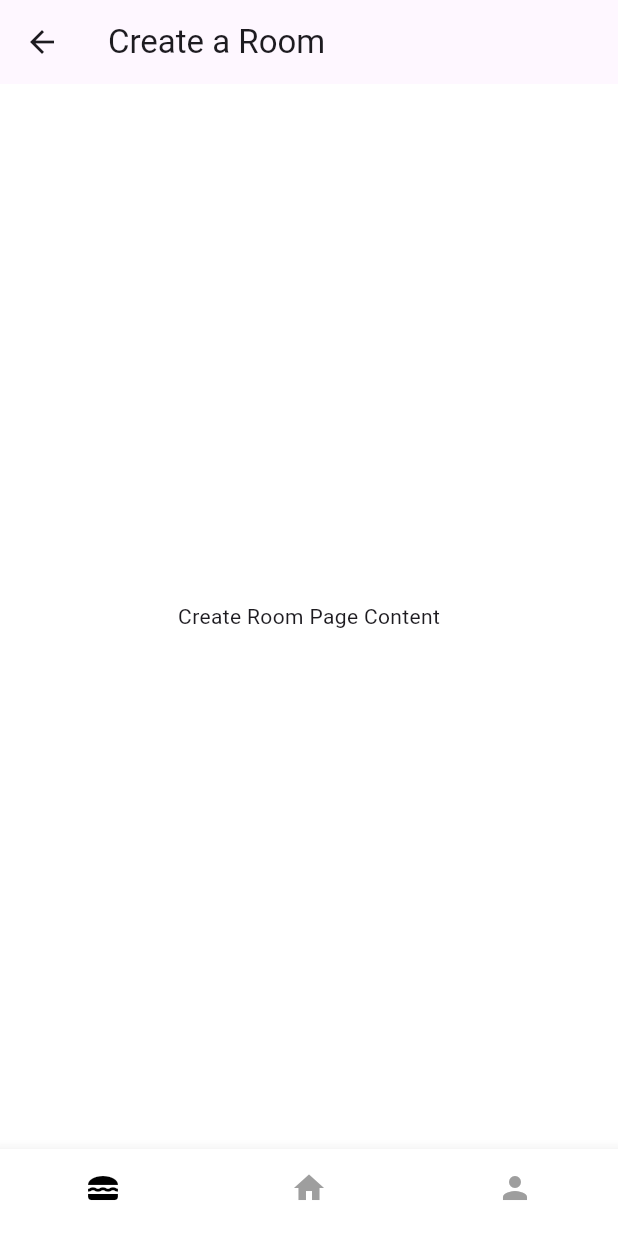
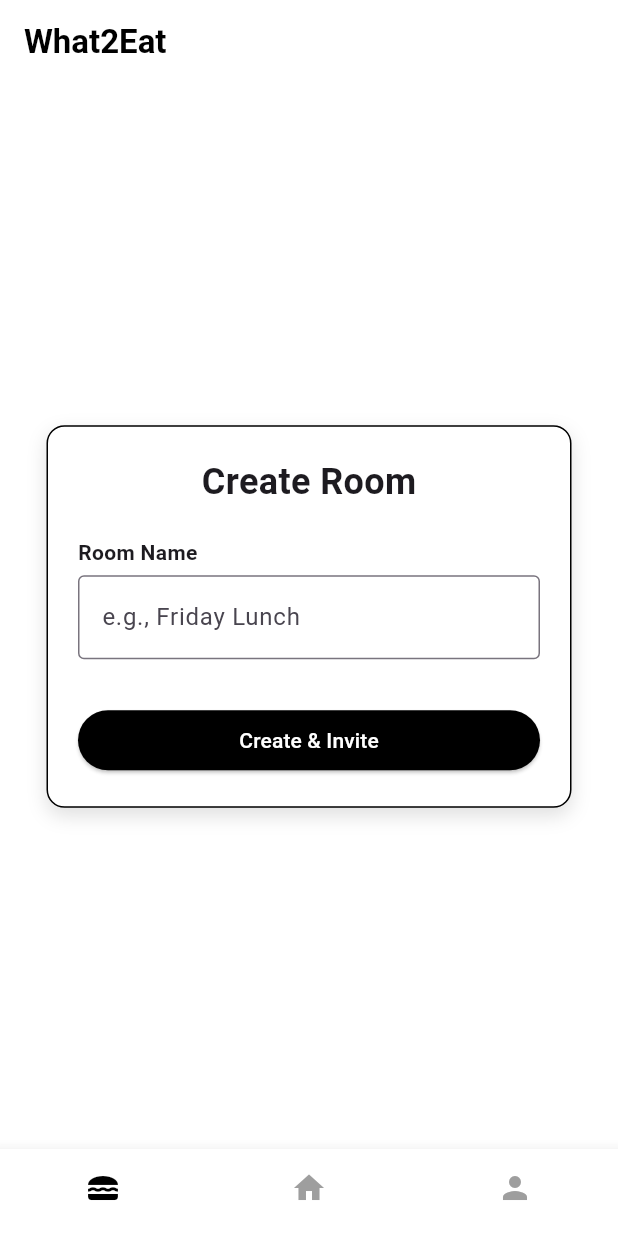
Before and after one commit to mrchuakaiming/KitaHack-2026, a Flutter app: the CreateRoomPage screen opened by its route, on a phone screen of 412 x 824 dp. Run offline on Flutter 3.47's test engine with Material 3 defaults, Android fonts, the phone set to English and light mode, and no system bars.

Commit message:
Create rooms page

```diff
--- a/project-root/frontend/lib/pages/create_rooms.dart
+++ b/project-root/frontend/lib/pages/create_rooms.dart
@@ -1,15 +1,164 @@
 import 'package:flutter/material.dart';
+import 'package:flutter/services.dart'; // Required for Clipboard
+import 'dart:math';
+import '../widgets/common_widgets.dart';
 import '../widgets/custom_bottom_nav.dart';
 
-class CreateRoomPage extends StatelessWidget {
+class CreateRoomPage extends StatefulWidget {
   const CreateRoomPage({super.key});
+
+  @override
+  State<CreateRoomPage> createState() => _CreateRoomPageState();
+}
+
+class _CreateRoomPageState extends State<CreateRoomPage> {
+  final _formKey = GlobalKey<FormState>();
+  final TextEditingController _roomNameController = TextEditingController();
+
+  @override
+  void dispose() {
+    _roomNameController.dispose();
+    super.dispose();
+  }
+
+  String _generateRoomCode() {
+    const chars = "ABCDEFGHIJKLMNOPQRSTUVWXYZ0123456789";
+    Random rnd = Random();
+    String part1 = String.fromCharCodes(Iterable.generate(
+        3, (_) => chars.codeUnitAt(rnd.nextInt(chars.length))));
+    String part2 = String.fromCharCodes(Iterable.generate(
+        3, (_) => chars.codeUnitAt(rnd.nextInt(chars.length))));
+    return "$part1-$part2";
+  }
+
+  // Helper function to handle copying
+  void _copyToClipboard(String code) {
+    Clipboard.setData(ClipboardData(text: code));
+    ScaffoldMessenger.of(context).showSnackBar(
+      SnackBar(
+        content: Text('Code $code copied to clipboard!'),
+        backgroundColor: Colors.green,
+        duration: const Duration(seconds: 1),
+      ),
+    );
+  }
+
+  void _handleCreateRoom() {
+    if (_formKey.currentState!.validate()) {
+      String newCode = _generateRoomCode();
+
+      showDialog(
+        context: context,
+        barrierDismissible: false,
+        builder: (context) {
+          return AlertDialog(
+            title: const Text("Room Created!"),
+            content: Column(
+              mainAxisSize: MainAxisSize.min,
+              children: [
+                const Text("Share this code with your friends:"),
+                const SizedBox(height: 15),
+
+                // --- Code + Copy Button Row ---
+                Row(
+                  mainAxisAlignment: MainAxisAlignment.center,
+                  children: [
+                    Container(
+                      padding: const EdgeInsets.symmetric(vertical: 10, horizontal: 20),
+                      decoration: BoxDecoration(
+                        color: Colors.grey.shade200,
+                        borderRadius: BorderRadius.circular(8),
+                        border: Border.all(color: Colors.black, width: 1.5),
+                      ),
+                      child: Text(
+                        newCode,
+                        style: const TextStyle(
+                          fontSize: 24,
+                          fontWeight: FontWeight.bold,
+                          letterSpacing: 2
+                        ),
+                      ),
+                    ),
+                    const SizedBox(width: 10),
+                    // Copy Button
+                    IconButton(
+                      icon: const Icon(Icons.copy, color: Colors.blue),
+                      tooltip: "Copy Code",
+                      onPressed: () => _copyToClipboard(newCode),
+                    ),
+                  ],
+                ),
+                // -----------------------------
+              ],
+            ),
+            actions: [
+              TextButton(
+                onPressed: () {
+                  Navigator.pop(context);
+                  Navigator.pushReplacementNamed(context, '/home');
+                },
+                child: const Text("Go to Lobby", style: TextStyle(fontWeight: FontWeight.bold)),
+              ),
+            ],
+          );
+        },
+      );
+    }
+  }
 
   @override
   Widget build(BuildContext context) {
     return Scaffold(
-      appBar: AppBar(title: const Text("Create a Room")),
-      body: const Center(child: Text("Create Room Page Content")),
-      bottomNavigationBar: const CustomBottomNav(currentIndex: 0), // Index 0 is Create
+      backgroundColor: Colors.white,
+      appBar: AppBar(
+        title: const Text("What2Eat", style: TextStyle(color: Colors.black, fontWeight: FontWeight.bold)),
+        backgroundColor: Colors.white,
+        elevation: 0,
+        automaticallyImplyLeading: false,
+      ),
+      body: Center(
+        child: SingleChildScrollView(
+          padding: const EdgeInsets.all(20),
+          child: AuthBox(
+            child: Form(
+              key: _formKey,
+              child: Column(
+                crossAxisAlignment: CrossAxisAlignment.start,
+                mainAxisSize: MainAxisSize.min,
+                children: [
+                  const Center(
+                    child: Text(
+                      "Create Room",
+                      style: TextStyle(fontSize: 24, fontWeight: FontWeight.bold),
+                    ),
+                  ),
+                  const SizedBox(height: 20),
+
+                  const Text("Room Name", style: TextStyle(fontWeight: FontWeight.bold)),
+                  const SizedBox(height: 5),
+                  AuthTextField(
+                    labelText: "e.g., Friday Lunch",
+                    obscureText: false,
+                    controller: _roomNameController,
+                    validator: (value) {
+                      if (value == null || value.isEmpty) return 'Please name your room';
+                      return null;
+                    },
+                  ),
+
+                  const SizedBox(height: 30),
+
+                  AuthButton(
+                    text: "Create & Invite",
+                    onPressed: _handleCreateRoom,
+                  ),
+                ],
+              ),
+            ),
+          ),
+        ),
+      ),
+      bottomNavigationBar: const CustomBottomNav(currentIndex: 0),
     );
   }
 }
```
